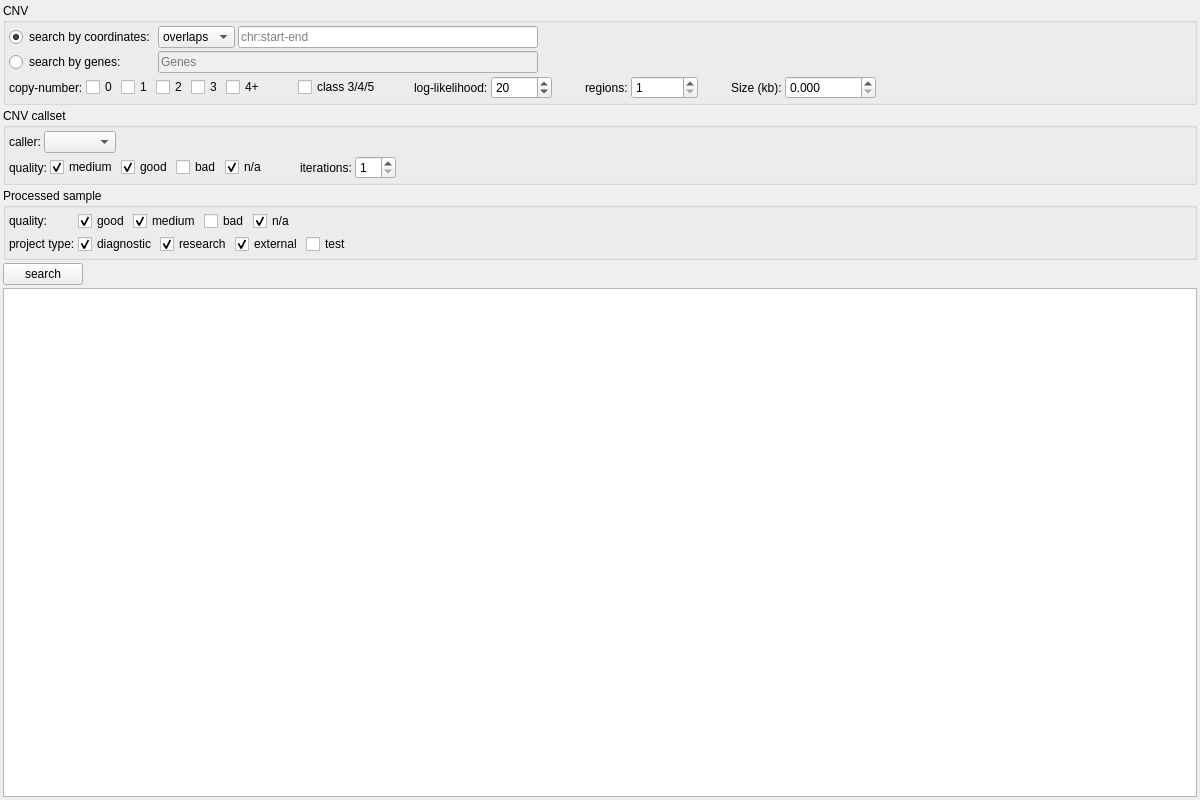
This is src/GSvar/CnvSearchWidget.ui in imgag/ngs-bits as Qt 5 draws it before an edit. The edited form follows.
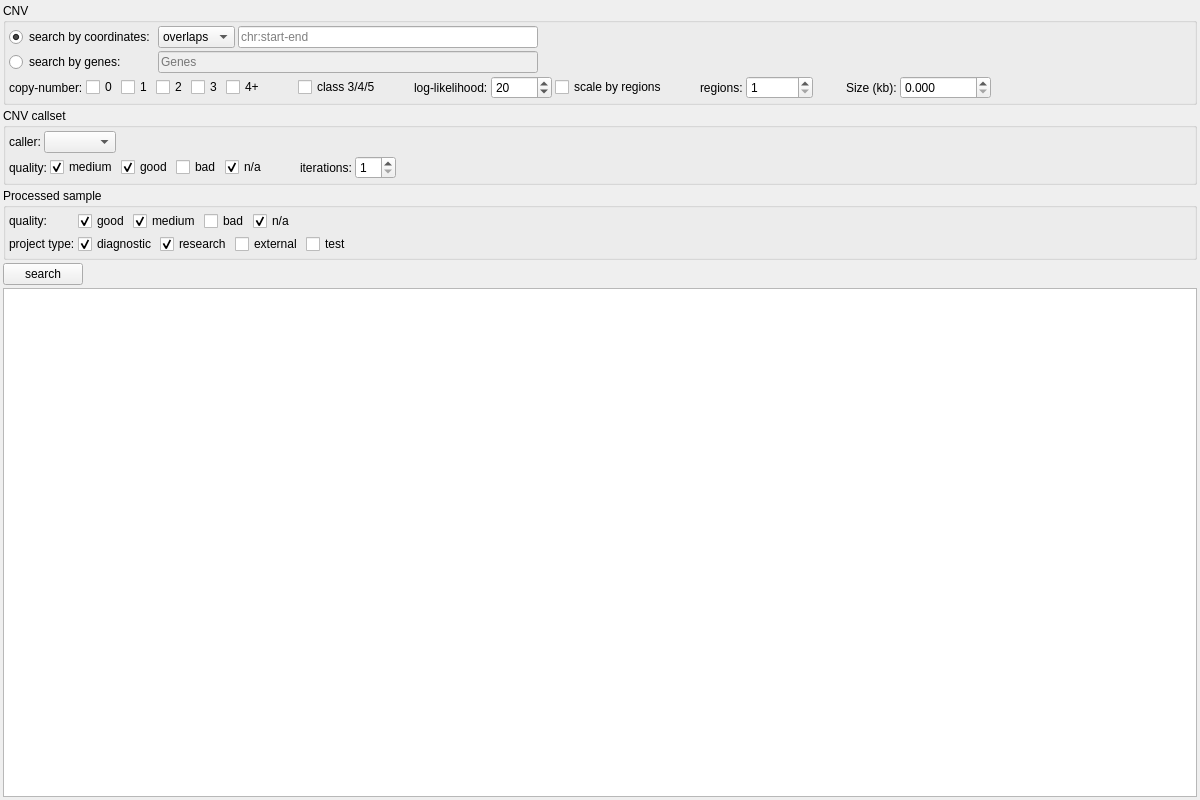
This is the edited form. Custom widgets are drawn as their Qt base class.

Commit message: GSvar: added option to scale log-likelihood in CNV search widget.

The edit to the form file:
```diff
--- a/src/GSvar/CnvSearchWidget.ui
+++ b/src/GSvar/CnvSearchWidget.ui
@@ -269,6 +269,16 @@
           </property>
          </widget>
         </item>
+        <item>
+         <widget class="QCheckBox" name="ll_scale">
+          <property name="toolTip">
+           <string>&lt;html&gt;&lt;head/&gt;&lt;body&gt;&lt;p&gt;Scale log-likelyhood by number of regions.&lt;/p&gt;&lt;p&gt;Example: At a minumum log-likelihood of 20, a CNV with 1 regions needs 20 log-likelihood,  a CNV with 2 regions needs 40 log-likelihood, and so on. &lt;/p&gt;&lt;/body&gt;&lt;/html&gt;</string>
+          </property>
+          <property name="text">
+           <string>scale by regions</string>
+          </property>
+         </widget>
+        </item>
         <item>
          <spacer name="horizontalSpacer_7">
           <property name="orientation">
@@ -651,7 +661,7 @@
            <string>external</string>
           </property>
           <property name="checked">
-           <bool>true</bool>
+           <bool>false</bool>
           </property>
          </widget>
         </item>
```
The commit also changes 1 other file.
